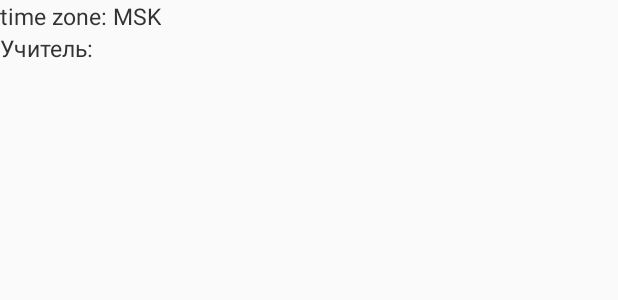
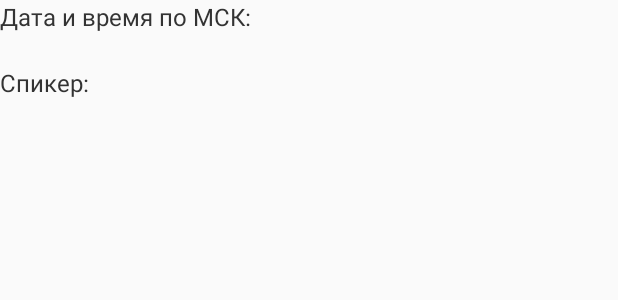
Before and after one commit to sltndevelopments/Tajweed_Android, an Android app: the layout item_timelearning.xml on its own in the app's theme, with its tools: preview values and no code run, on a phone screen of 412 x 824 dp. Shown: the top 300 px of the screen. Run offline under Robolectric (Android 15) with nearby library versions, the phone set to English and light mode, and no system bars.

```diff
--- a/app/src/main/java/ru/tajwid/app/ui/activity/OnlineLearningActivity.java
+++ b/app/src/main/java/ru/tajwid/app/ui/activity/OnlineLearningActivity.java
@@ -91,7 +91,7 @@ public class OnlineLearningActivity extends AppCompatActivity {
                         startActivity(i);
                     }
                 });
-
+//*********************************************************************
                 View.OnClickListener onClickListener = new View.OnClickListener() {
                     @Override
                     public void onClick(View v) {
--- a/app/src/main/res/layout/item_timelearning.xml
+++ b/app/src/main/res/layout/item_timelearning.xml
@@ -10,57 +10,54 @@
         android:orientation="vertical">
 
         <LinearLayout
-            android:layout_width="wrap_content"
-            android:layout_height="match_parent"
+            android:layout_width="match_parent"
+            android:layout_height="wrap_content"
             android:orientation="horizontal">
 
             <TextView
-                android:layout_width="wrap_content"
-                android:layout_height="match_parent"
-                android:layout_weight="1"
-                android:text="time zone: "
+                android:layout_width="match_parent"
+                android:layout_height="wrap_content"
+                android:text="Дата и время по МСК: "
                 android:textColor="@color/black_text"
-                android:textSize="15sp" />
+                android:textSize="16sp" />
+        </LinearLayout>
 
-            <TextView
-                android:layout_width="wrap_content"
-                android:layout_height="match_parent"
-                android:layout_weight="1"
-                android:text="MSK"
-                android:textColor="@color/black_text"
-                android:textSize="15sp" />
+        <LinearLayout
+            android:layout_width="match_parent"
+            android:layout_height="wrap_content">
 
             <TextView
                 android:id="@+id/userdata"
-                android:layout_width="wrap_content"
-                android:layout_height="match_parent"
-                android:layout_marginStart="3sp"
-                android:layout_weight="1"
-                android:gravity="center"
+                android:layout_width="match_parent"
+                android:layout_height="wrap_content"
                 android:textColor="@color/black_text"
-                android:textSize="15sp" />
+                android:textSize="16sp" />
 
         </LinearLayout>
 
         <LinearLayout
             android:layout_width="match_parent"
-            android:layout_height="match_parent">
+            android:layout_height="wrap_content">
 
             <TextView
-                android:layout_width="wrap_content"
-                android:layout_height="match_parent"
-                android:text="Учитель: "
+                android:layout_width="match_parent"
+                android:layout_height="wrap_content"
+                android:text="Спикер: "
                 android:textColor="@color/black_text"
-                android:textSize="15sp" />
+                android:textSize="16sp" />
+
+        </LinearLayout>
+
+        <LinearLayout
+            android:layout_width="match_parent"
+            android:layout_height="wrap_content">
 
             <TextView
                 android:id="@+id/username"
-                android:layout_width="wrap_content"
-                android:layout_height="match_parent"
-                android:layout_marginStart="3sp"
-                android:gravity="center"
+                android:layout_width="match_parent"
+                android:layout_height="wrap_content"
                 android:textColor="@color/black_text"
-                android:textSize="15sp" />
+                android:textSize="16sp" />
 
         </LinearLayout>
 
--- a/app/src/main/res/values/strings.xml
+++ b/app/src/main/res/values/strings.xml
@@ -66,6 +66,6 @@
     <string name="radiobutton3">Детская</string>
     <string name="radiobutton2">Женская</string>
     <string name="radiobutton1">Мужская</string>
-    <string name="bottonClass">Войти в класс</string>
+    <string name="bottonClass">Войти в группу</string>
 
 </resources>
```
